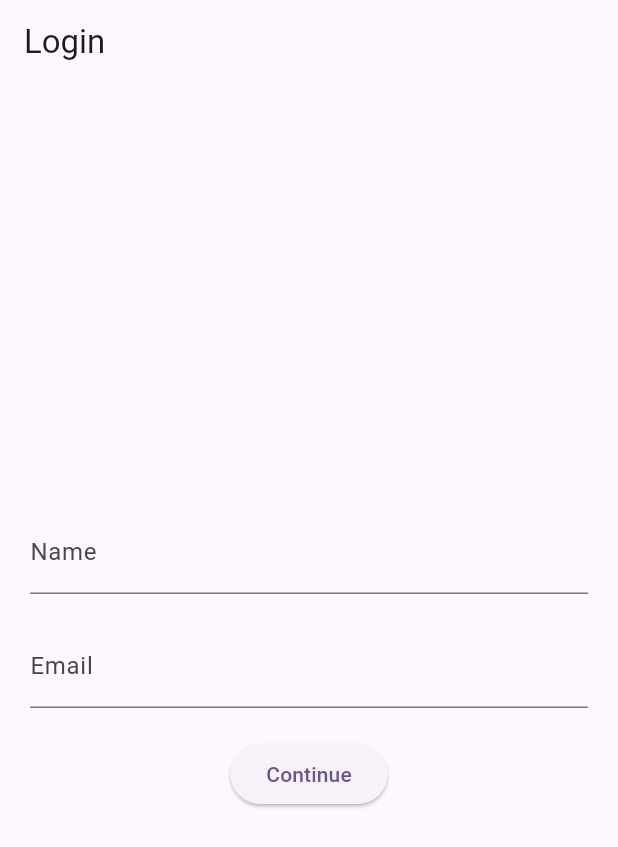
After one commit to Wil-Wena/stopwatch, a Flutter app: the screen it shows after launch, on a phone screen of 412 x 824 dp. The commit adds this screen. Shown: the top 847 px of the screen. Run offline on Flutter 3.47's test engine with Material 2 defaults, Android fonts, the phone set to English and light mode, and no system bars.

Commit message:
LoginScreen

```diff
--- /dev/null
+++ b/lib/login_screen.dart
@@ -0,0 +1,89 @@
+import 'package:flutter/material.dart';
+
+class LoginScreen extends StatefulWidget {
+  const LoginScreen({super.key});
+
+  @override
+  State<LoginScreen> createState() => _LoginScreenState();
+}
+
+class _LoginScreenState extends State<LoginScreen> {
+  bool loggedIn = false;
+  String? name;
+
+  final nameController = TextEditingController();
+  final emailController = TextEditingController();
+  final formKey = GlobalKey<FormState>();
+
+  @override
+  Widget build(BuildContext context) {
+    return Scaffold(
+      appBar: AppBar(
+        title: const Text("Login"),
+      ),
+      body: Center(
+        child: loggedIn ? buildSuccess() : buildLoginForm(),
+      ),
+    );
+  }
+
+  Widget buildSuccess() {
+    return Column(
+      children: [
+        const Icon(
+          Icons.check,
+          color: Colors.deepOrangeAccent,
+        ),
+        Text("Hello $name"),
+      ],
+    );
+  }
+
+  Widget buildLoginForm() {
+    void validate() {
+      final form = formKey.currentContext;
+      if (form?.validate()) {
+        return;
+      }
+      setState(() {
+        loggedIn = true;
+        name = nameController.text;
+      });
+    }
+
+    return Form(
+      child: Padding(
+        padding: const EdgeInsets.all(20),
+        child: Column(
+          mainAxisAlignment: MainAxisAlignment.center,
+          children: [
+            TextFormField(
+              controller: nameController,
+              decoration: const InputDecoration(labelText: 'Name'),
+              validator: (text) =>
+                  text!.isEmpty ? "Enter the runner's name." : null,
+            ),
+            const SizedBox(height: 20),
+            TextFormField(
+              controller: emailController,
+              keyboardType: TextInputType.emailAddress,
+              decoration: const InputDecoration(labelText: 'Email'),
+              validator: (text) {
+                if (text!.isEmpty) {
+                  return 'Enter the runner\'s email.';
+                }
+                final regex = RegExp('[^@]+@[^.]+..+');
+                if (!regex.hasMatch(text)) {
+                  return 'Enter a valid email';
+                }
+                return null;
+              },
+            ),
+            SizedBox(height: 20),
+            ElevatedButton(onPressed: validate, child: Text("Continue"))
+          ],
+        ),
+      ),
+    );
+  }
+}
--- a/lib/main.dart
+++ b/lib/main.dart
@@ -1,4 +1,5 @@
 import 'package:flutter/material.dart';
+import 'package:stopwatch/login_screen.dart';
 import 'package:stopwatch/stopwatch.dart';
 
 void main() {
@@ -17,7 +18,7 @@ class MyApp extends StatelessWidget {
         colorScheme: ColorScheme.fromSeed(seedColor: Colors.deepPurple),
         useMaterial3: true,
       ),
-      home: StopWatch(),
+      home: LoginScreen(),
     );
   }
 }
```
